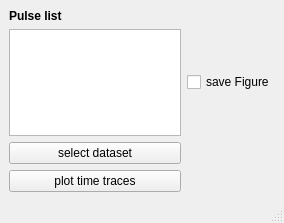
First picture: the form in plotdata.ui, repository bruvio/multitool, before the edit.
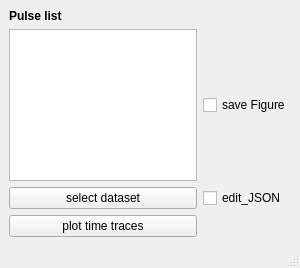
Second picture: the form after the edit.

The edit to the form file:
```diff
--- a/plotdata.ui
+++ b/plotdata.ui
@@ -6,8 +6,8 @@
    <rect>
     <x>0</x>
     <y>0</y>
-    <width>284</width>
-    <height>223</height>
+    <width>300</width>
+    <height>268</height>
    </rect>
   </property>
   <property name="windowTitle">
@@ -46,6 +46,13 @@
       </property>
      </widget>
     </item>
+    <item row="2" column="1">
+     <widget class="QCheckBox" name="checkBox">
+      <property name="text">
+       <string>edit_JSON</string>
+      </property>
+     </widget>
+    </item>
    </layout>
   </widget>
   <widget class="QMenuBar" name="menubar">
```
Left out of the diff: 2 changed lines with no effect on the pictures.
